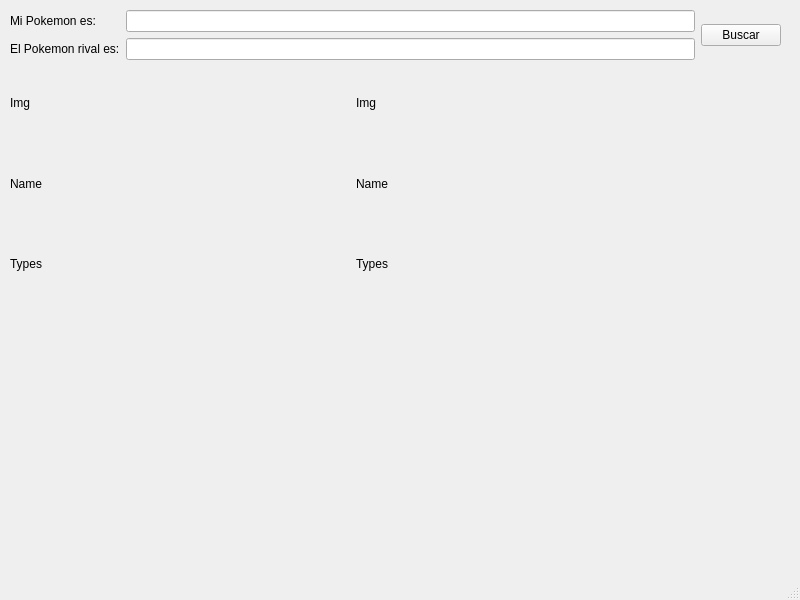
The window that Designer_Ui_Models/Comparator.ui (jnardosp/localPokedex) describes before a commit, drawn with Qt 5.
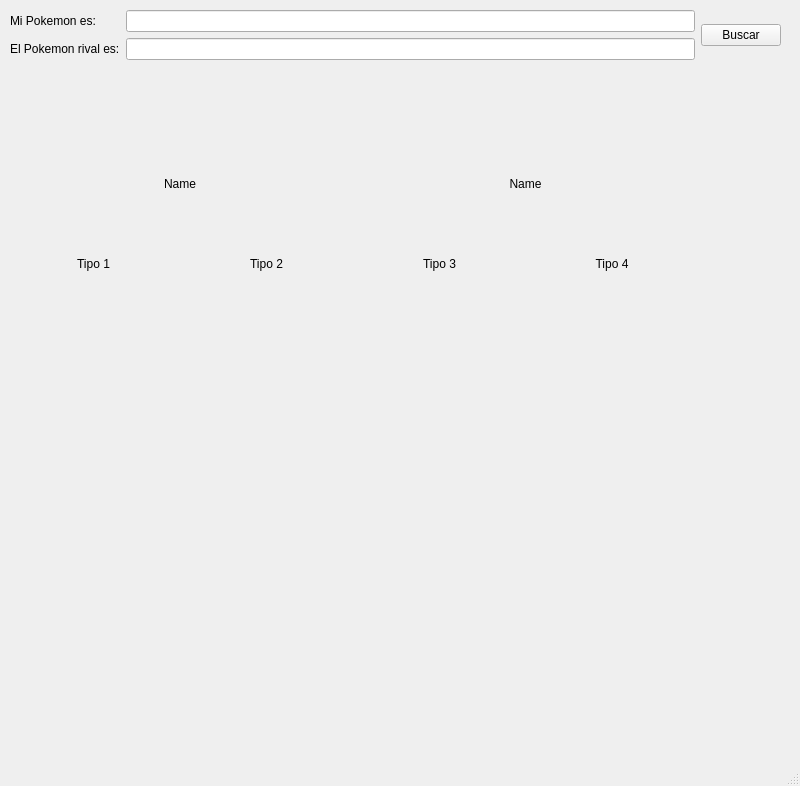
The same window after the commit. Icons and pictures are not drawn.

Commit message: Updated ComparatorController.py file to make sure it can connect to the typeGraph and provide a comparison between pokemons of which one of them is the stronges.

```diff
--- a/Designer_Ui_Models/Comparator.ui
+++ b/Designer_Ui_Models/Comparator.ui
@@ -7,7 +7,7 @@
     <x>0</x>
     <y>0</y>
     <width>800</width>
-    <height>600</height>
+    <height>786</height>
    </rect>
   </property>
   <property name="windowTitle">
@@ -76,47 +76,99 @@
      <item row="5" column="1">
       <layout class="QGridLayout" name="gridLayout_3">
        <item row="2" column="0">
-        <widget class="QLabel" name="myPkmTypes">
-         <property name="text">
-          <string>Types</string>
-         </property>
-        </widget>
-       </item>
-       <item row="2" column="1">
-        <widget class="QLabel" name="rivalPkmtypes">
-         <property name="text">
-          <string>Types</string>
-         </property>
-        </widget>
-       </item>
-       <item row="1" column="1">
-        <widget class="QLabel" name="rivalPkmName">
-         <property name="text">
-          <string>Name</string>
-         </property>
-        </widget>
-       </item>
-       <item row="1" column="0">
         <widget class="QLabel" name="myPkmName">
          <property name="text">
           <string>Name</string>
          </property>
-        </widget>
-       </item>
-       <item row="0" column="0">
-        <widget class="QLabel" name="myPkmSprite">
-         <property name="text">
-          <string>Img</string>
+         <property name="alignment">
+          <set>Qt::AlignCenter</set>
          </property>
         </widget>
        </item>
        <item row="0" column="1">
         <widget class="QLabel" name="rivalPkmSprite">
          <property name="text">
-          <string>Img</string>
+          <string/>
          </property>
+         <property name="pixmap">
+          <pixmap>../View/images/unknown.png</pixmap>
+         </property>
+         <property name="alignment">
+          <set>Qt::AlignCenter</set>
+         </property>
         </widget>
        </item>
+       <item row="2" column="1">
+        <widget class="QLabel" name="rivalPkmName">
+         <property name="text">
+          <string>Name</string>
+         </property>
+         <property name="alignment">
+          <set>Qt::AlignCenter</set>
+         </property>
+        </widget>
+       </item>
+       <item row="0" column="0">
+        <widget class="QLabel" name="myPkmSprite">
+         <property name="text">
+          <string/>
+         </property>
+         <property name="pixmap">
+          <pixmap>../View/images/unknown.png</pixmap>
+         </property>
+         <property name="alignment">
+          <set>Qt::AlignCenter</set>
+         </property>
+        </widget>
+       </item>
+       <item row="3" column="0">
+        <layout class="QGridLayout" name="gridLayout_5">
+         <item row="0" column="0">
+          <widget class="QLabel" name="myType1">
+           <property name="text">
+            <string>Tipo 1</string>
+           </property>
+           <property name="alignment">
+            <set>Qt::AlignCenter</set>
+           </property>
+          </widget>
+         </item>
+         <item row="0" column="1">
+          <widget class="QLabel" name="myType2">
+           <property name="text">
+            <string>Tipo 2</string>
+           </property>
+           <property name="alignment">
+            <set>Qt::AlignCenter</set>
+           </property>
+          </widget>
+         </item>
+        </layout>
+       </item>
+       <item row="3" column="1">
+        <layout class="QGridLayout" name="gridLayout_6">
+         <item row="0" column="2">
+          <widget class="QLabel" name="rivalType2">
+           <property name="text">
+            <string>Tipo 4</string>
+           </property>
+           <property name="alignment">
+            <set>Qt::AlignCenter</set>
+           </property>
+          </widget>
+         </item>
+         <item row="0" column="1">
+          <widget class="QLabel" name="rivalType1">
+           <property name="text">
+            <string>Tipo 3</string>
+           </property>
+           <property name="alignment">
+            <set>Qt::AlignCenter</set>
+           </property>
+          </widget>
+         </item>
+        </layout>
+       </item>
       </layout>
      </item>
      <item row="3" column="2">
```
The commit also changes 7 other files.
